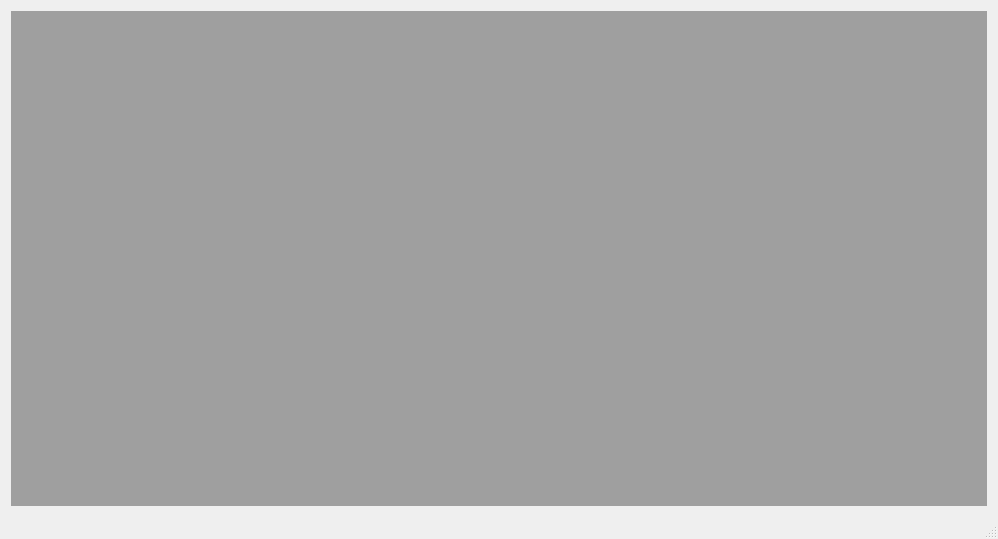
Above: Programmation/Codes fonctionnels/Logger20/FenPrincipale.ui from mjc-ermont/2011 before the change. Below: the same form after it.
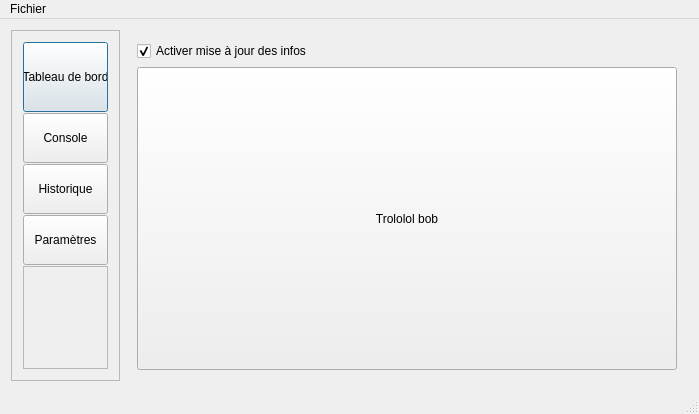
That is the form after the change.

Commit message:
Ce que j'ai fait aujourd'hui : J'ai modifié l'interface graphique toute moche de rémi. Maintenant elle est trop bien, en plus mon programme compile. Sinon j'ai mangé des Princes et des Barquettes au chocolat. En plus lundi j'ai pas cours c'est trop cool. Rémi il fait trop chier parce qu'on vient de se rendre compte qu'il avait supprimé plein de trucs en commitant sa librairie Qwt (d'ailleurs je ne sais pas à quoi elle sert).
Bon bah voilà a+ tout le monde.

Diff of the .ui file:
```diff
--- a/Programmation/Codes fonctionnels/Logger20/FenPrincipale.ui
+++ b/Programmation/Codes fonctionnels/Logger20/FenPrincipale.ui
@@ -6,65 +6,218 @@
    <rect>
     <x>0</x>
     <y>0</y>
-    <width>998</width>
-    <height>539</height>
+    <width>699</width>
+    <height>414</height>
    </rect>
   </property>
   <property name="windowTitle">
    <string>FenPrincipale</string>
   </property>
   <widget class="QWidget" name="centralWidget">
-   <layout class="QHBoxLayout" name="horizontalLayout_4">
+   <layout class="QVBoxLayout" name="verticalLayout_4">
     <item>
-     <widget class="QMdiArea" name="mdiArea">
-      <property name="viewMode">
-       <enum>QMdiArea::SubWindowView</enum>
-      </property>
-      <widget class="QWidget" name="tableWindow">
-       <property name="windowTitle">
-        <string>Sous fenêtre</string>
-       </property>
-       <layout class="QVBoxLayout" name="verticalLayout_2">
-        <item>
-         <widget class="QTableView" name="table">
-          <property name="editTriggers">
-           <set>QAbstractItemView::NoEditTriggers</set>
-          </property>
-         </widget>
-        </item>
-       </layout>
-      </widget>
-      <widget class="QWidget" name="infosWindow">
-       <property name="windowTitle">
-        <string>Sous fenêtre</string>
-       </property>
-       <layout class="QHBoxLayout" name="horizontalLayout_5">
-        <item>
-         <widget class="QWidget" name="container" native="true">
-          <layout class="QGridLayout" name="gridLayout"/>
-         </widget>
-        </item>
-       </layout>
-      </widget>
-      <widget class="QWidget" name="consoleWindow">
-       <property name="windowTitle">
-        <string>Sous fenêtre</string>
-       </property>
-       <layout class="QHBoxLayout" name="horizontalLayout_6">
-        <item>
-         <widget class="QPlainTextEdit" name="console">
-          <property name="readOnly">
-           <bool>true</bool>
-          </property>
-         </widget>
-        </item>
-       </layout>
-      </widget>
-     </widget>
+     <layout class="QGridLayout" name="gridLayout_2" columnstretch="1,9">
+      <item row="0" column="0">
+       <widget class="QFrame" name="frame">
+        <property name="sizePolicy">
+         <sizepolicy hsizetype="Preferred" vsizetype="Preferred">
+          <horstretch>0</horstretch>
+          <verstretch>0</verstretch>
+         </sizepolicy>
+        </property>
+        <property name="minimumSize">
+         <size>
+          <width>0</width>
+          <height>0</height>
+         </size>
+        </property>
+        <property name="frameShape">
+         <enum>QFrame::StyledPanel</enum>
+        </property>
+        <property name="frameShadow">
+         <enum>QFrame::Raised</enum>
+        </property>
+        <layout class="QVBoxLayout" name="verticalLayout" stretch="1,1,1,0,15">
+         <property name="spacing">
+          <number>1</number>
+         </property>
+         <item>
+          <widget class="QPushButton" name="b_tb">
+           <property name="sizePolicy">
+            <sizepolicy hsizetype="Preferred" vsizetype="Preferred">
+             <horstretch>0</horstretch>
+             <verstretch>0</verstretch>
+            </sizepolicy>
+           </property>
+           <property name="minimumSize">
+            <size>
+             <width>85</width>
+             <height>70</height>
+            </size>
+           </property>
+           <property name="autoFillBackground">
+            <bool>false</bool>
+           </property>
+           <property name="text">
+            <string>Tableau de bord</string>
+           </property>
+           <property name="autoDefault">
+            <bool>false</bool>
+           </property>
+           <property name="default">
+            <bool>true</bool>
+           </property>
+           <property name="flat">
+            <bool>false</bool>
+           </property>
+          </widget>
+         </item>
+         <item>
+          <widget class="QPushButton" name="b_console">
+           <property name="sizePolicy">
+            <sizepolicy hsizetype="Preferred" vsizetype="Preferred">
+             <horstretch>0</horstretch>
+             <verstretch>0</verstretch>
+            </sizepolicy>
+           </property>
+           <property name="minimumSize">
+            <size>
+             <width>85</width>
+             <height>50</height>
+            </size>
+           </property>
+           <property name="text">
+            <string>Console</string>
+           </property>
+          </widget>
+         </item>
+         <item>
+          <widget class="QPushButton" name="b_table">
+           <property name="sizePolicy">
+            <sizepolicy hsizetype="Preferred" vsizetype="Preferred">
+             <horstretch>0</horstretch>
+             <verstretch>0</verstretch>
+            </sizepolicy>
+           </property>
+           <property name="minimumSize">
+            <size>
+             <width>85</width>
+             <height>50</height>
+            </size>
+           </property>
+           <property name="text">
+            <string>Historique</string>
+           </property>
+          </widget>
+         </item>
+         <item>
+          <widget class="QPushButton" name="b_param">
+           <property name="minimumSize">
+            <size>
+             <width>85</width>
+             <height>50</height>
+            </size>
+           </property>
+           <property name="text">
+            <string>Paramètres</string>
+           </property>
+          </widget>
+         </item>
+         <item>
+          <widget class="QTextBrowser" name="textBrowser_4">
+           <property name="enabled">
+            <bool>false</bool>
+           </property>
+          </widget>
+         </item>
+        </layout>
+       </widget>
+      </item>
+      <item row="0" column="1">
+       <widget class="QStackedWidget" name="stack">
+        <property name="currentIndex">
+         <number>3</number>
+        </property>
+        <widget class="QWidget" name="tabl_bord">
+         <layout class="QVBoxLayout" name="verticalLayout_2">
+          <item>
+           <layout class="QGridLayout" name="container"/>
+          </item>
+         </layout>
+        </widget>
+        <widget class="QWidget" name="debug_console">
+         <layout class="QHBoxLayout" name="horizontalLayout">
+          <item>
+           <widget class="QPlainTextEdit" name="console"/>
+          </item>
+         </layout>
+        </widget>
+        <widget class="QWidget" name="historique">
+         <layout class="QVBoxLayout" name="verticalLayout_3">
+          <item>
+           <widget class="QTableView" name="table"/>
+          </item>
+         </layout>
+        </widget>
+        <widget class="QWidget" name="params">
+         <layout class="QGridLayout" name="gridLayout" rowstretch="1,2">
+          <item row="1" column="0">
+           <widget class="QPushButton" name="pushButton">
+            <property name="sizePolicy">
+             <sizepolicy hsizetype="Preferred" vsizetype="Preferred">
+              <horstretch>0</horstretch>
+              <verstretch>0</verstretch>
+             </sizepolicy>
+            </property>
+            <property name="text">
+             <string>Trololol bob</string>
+            </property>
+           </widget>
+          </item>
+          <item row="0" column="0">
+           <widget class="QCheckBox" name="get_infos">
+            <property name="text">
+             <string>Activer mise à jour des infos</string>
+            </property>
+            <property name="checked">
+             <bool>true</bool>
+            </property>
+           </widget>
+          </item>
+         </layout>
+        </widget>
+       </widget>
+      </item>
+     </layout>
     </item>
    </layout>
   </widget>
   <widget class="QStatusBar" name="statusBar"/>
+  <widget class="QMenuBar" name="menuBar">
+   <property name="geometry">
+    <rect>
+     <x>0</x>
+     <y>0</y>
+     <width>699</width>
+     <height>20</height>
+    </rect>
+   </property>
+   <widget class="QMenu" name="menuFichier">
+    <property name="title">
+     <string>Fichier</string>
+    </property>
+    <addaction name="actionQuitter"/>
+   </widget>
+   <addaction name="menuFichier"/>
+  </widget>
+  <action name="actionQuitter">
+   <property name="text">
+    <string>Quitter</string>
+   </property>
+   <property name="shortcut">
+    <string>Ctrl+Q</string>
+   </property>
+  </action>
  </widget>
  <layoutdefault spacing="6" margin="11"/>
  <resources/>
```
The commit also changes 6 other files.
